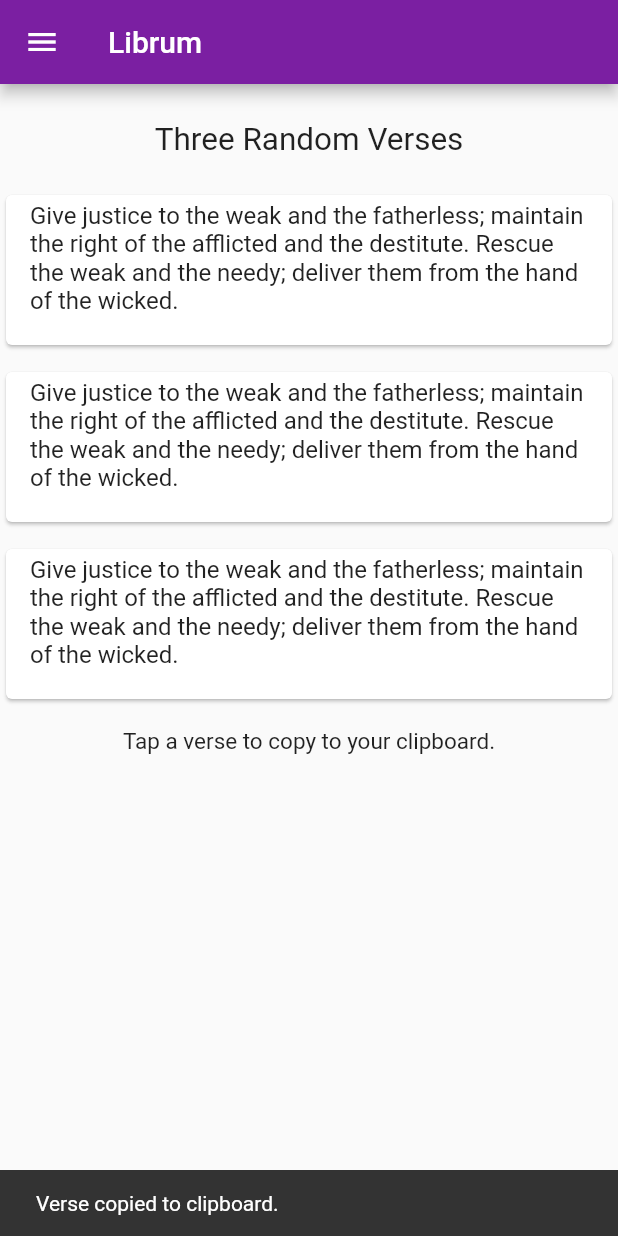
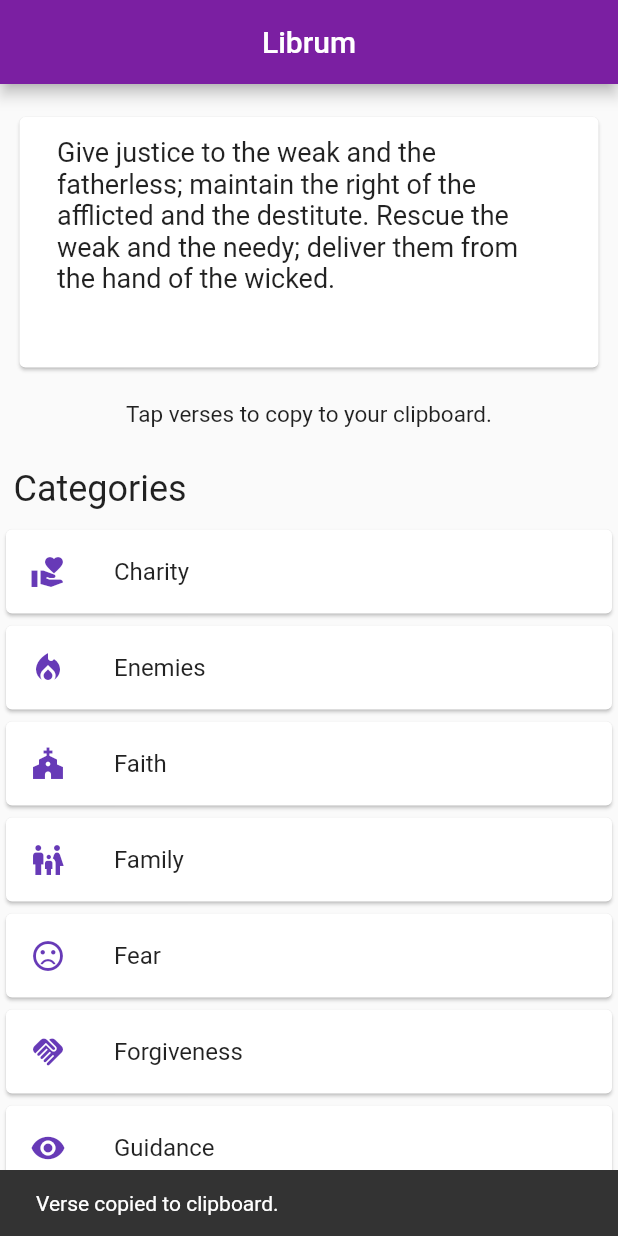
Before and after one commit to aldrinzigmundv/librum, a Flutter app: the screen it shows after launch, after a tap on "Give justice to the weak and the fatherl", on a phone screen of 412 x 824 dp. Run offline on Flutter 3.47's test engine with Material 2 defaults, Android fonts, the phone set to English and light mode, and no system bars.

Commit message:
second release, improved UI design

```diff
--- /dev/null
+++ b/lib/data/categories.dart
@@ -0,0 +1,28 @@
+import 'package:flutter/material.dart';
+
+//Holds the App Drawer data which includes all verse categories
+
+class CategoryEntry {
+  String name;
+  IconData icon;
+
+  CategoryEntry({ required this.name, required this.icon });
+}
+
+class CategoryEntries {
+  List<CategoryEntry> categoryList = [
+    CategoryEntry(name: 'Charity', icon: Icons.volunteer_activism),
+    CategoryEntry(name: 'Enemies', icon: Icons.local_fire_department),
+    CategoryEntry(name: 'Faith', icon: Icons.church),
+    CategoryEntry(name: 'Family', icon: Icons.family_restroom),
+    CategoryEntry(name: 'Fear', icon: Icons.sentiment_very_dissatisfied),
+    CategoryEntry(name: 'Forgiveness', icon: Icons.handshake),
+    CategoryEntry(name: 'Guidance', icon: Icons.visibility),
+    CategoryEntry(name: 'Pride', icon: Icons.emoji_events),
+    CategoryEntry(name: 'Sacrifice', icon: Icons.favorite),
+    CategoryEntry(name: 'Wealth', icon: Icons.savings),
+    CategoryEntry(name: 'Work', icon: Icons.work),
+    CategoryEntry(name: "Donate", icon: Icons.person)
+  ];
+
+}
--- a/lib/main.dart
+++ b/lib/main.dart
@@ -1,25 +1,15 @@
 import 'package:flutter/material.dart';
 import 'package:librum/pages/home.dart';
 import 'package:flutter/services.dart';
-import 'package:librum/ui/appdrawer.dart';
 import 'package:librum/data/verses.dart';
 
 void main() {
 
-  //initializes verses and random verses then passes it on
+  //initializes verses and getting random verse then passes it on to HomePage in home.dart
 
   Verses verses = Verses();
 
-  late List<Verse> randomVerses = [];
+  late int randomVerse = verses.getRandom();
 
-  randomVerses.add(verses.versesList[verses.getRandom()]);
-    while (randomVerses.length < 3) {
-      int newIndex = verses.getRandom();
-
-      if (!randomVerses.contains(newIndex)) {
-        randomVerses.add(verses.versesList[newIndex]);
-      }
-    }
-
-  runApp(MyHomePage(verses: verses, randomVerses: randomVerses));
+  runApp(HomePage(verses: verses, randomVerse: randomVerse));
 }
--- a/lib/pages/home.dart
+++ b/lib/pages/home.dart
@@ -1,84 +1,124 @@
 import 'package:flutter/material.dart';
 import 'package:flutter/services.dart';
-import 'package:librum/ui/appdrawer.dart';
+
+import 'package:librum/data/categories.dart';
 import 'package:librum/data/verses.dart';
+import 'package:librum/pages/donate.dart';
+import 'package:librum/pages/versespage.dart';
 
-//Builds the Home Screen with the Random Verses and AppDrawer() from ui/appdrawer.dart
+class HomePage extends StatelessWidget {
+  HomePage({super.key, required this.verses, required this.randomVerse});
 
-class MyHomePage extends StatelessWidget {
-  MyHomePage({super.key, required this.verses, required this.randomVerses});
+  //Will be used for a random verse in the home screen
+  late Verses verses;
+  late int randomVerse;
 
-  late Verses verses;
-
-  late List<Verse> randomVerses;
+  //Verse categories that goes just below the random verse
+  CategoryEntries categoryEntries = CategoryEntries();
 
   @override
   Widget build(BuildContext context) {
     return MaterialApp(
-      home: Scaffold(
+      title: 'Librum',
+      home: Builder(
+        builder: (context) {
+          return Scaffold(
             appBar: AppBar(
               backgroundColor: Colors.purple.shade700,
-          iconTheme: const IconThemeData(color: Colors.white),
-          title: const Text("Librum", style: TextStyle(color: Colors.white)),
+              centerTitle: true,
+              title: Text(
+                'Librum',
+                style: TextStyle(color: Colors.white),
               ),
-        drawer: AppDrawer(verses: verses, randomVerses: randomVerses),
+            ),
+            backgroundColor: Colors.grey[50],
             body: SingleChildScrollView(
                 child: Column(
+              crossAxisAlignment: CrossAxisAlignment.stretch,
               children: [
-              Container(
-                margin: EdgeInsets.fromLTRB(0, 25.0, 0, 10.0),
-                child: Text(
-                  "Three Random Verses",
-                  style: TextStyle(fontSize: 21),
-                ),
-              ),
-              SizedBox(height: 10.0),
-              ListView.separated(
-                physics: const NeverScrollableScrollPhysics(),
-                shrinkWrap: true,
-                itemCount: 3,
-                itemBuilder: (context, index) {
-                  return GestureDetector(
+                GestureDetector(
                   onTap: () {
                     Clipboard.setData(ClipboardData(
                               text:
-                              '${randomVerses[index].text} - ${randomVerses[index].verse}'));
+                                  '${verses.versesList[randomVerse].text} - ${verses.versesList[randomVerse].verse}'));
                           ScaffoldMessenger.of(context).showSnackBar(SnackBar(
                             content: Text("Verse copied to clipboard."),
                             duration: Duration(seconds: 2),
                           ));
                   },
+                  child: Padding(
+                    padding: EdgeInsets.fromLTRB(9.0, 18.0, 9.0, 9.0),
                     child: Card(
-                      child: Column(
-                        mainAxisSize: MainAxisSize.min,
-                        children: [
-                          ListTile(
-                              title: Text(randomVerses[index].text),
+                        child: ListTile(
+                      title: Padding(
+                          padding: EdgeInsets.all(9.0),
+                          child: Text(
+                            verses.versesList[randomVerse].text,
+                            style: TextStyle(fontSize: 18.0),
+                          )),
                       subtitle: Align(
                         alignment: Alignment.centerRight,
-                                  child: Text(randomVerses[index].verse)),
+                        child: Padding(
+                            padding: EdgeInsets.all(9.0),
+                            child: Text(verses.versesList[randomVerse].verse)),
+                      ),
                       subtitleTextStyle: TextStyle(
-                                  fontWeight: FontWeight.bold, wordSpacing: 2.0))
-                        ],
+                          fontWeight: FontWeight.bold,
+                          wordSpacing: 2.0,
+                          fontSize: 15.0),
+                    )),
                   ),
                 ),
-                  );
-                },
-                separatorBuilder: (BuildContext context, int index) {
-                  return const SizedBox(
-                    height: 10.0,
-                  );
+                Padding(
+                  padding: EdgeInsets.all(9.0),
+                  child: Text(
+                    "Tap verses to copy to your clipboard.",
+                    style: TextStyle(fontSize: 15), textAlign: TextAlign.center,
+                  ),
+                ),
+                Padding(
+                    padding: EdgeInsets.fromLTRB(9.0, 18.0, 9.0, 9.0),
+                    child: Align(
+                        alignment: Alignment.centerLeft,
+                        child: Text(
+                          'Categories',
+                          style: TextStyle(fontSize: 24.0),
+                        ))),
+                ListView.builder(
+                    physics: const NeverScrollableScrollPhysics(),
+                    shrinkWrap: true,
+                    itemCount: categoryEntries.categoryList.length,
+                    itemBuilder: (context, index) {
+                      return Card(
+                        child: ListTile(
+                          leading: Icon(
+                            categoryEntries.categoryList[index].icon,
+                            color: Colors.deepPurple,
+                          ),
+                          title: Text(categoryEntries.categoryList[index].name),
+                          onTap: () {
+                            if (categoryEntries.categoryList[index].name != "Donate") {
+                              Navigator.push(
+                                  context,
+                                  MaterialPageRoute(
+                                      builder: (context) => VersesPage(
+                                          title:
+                                              categoryEntries.categoryList[index].name,
+                                          verses: verses)));
+                            } else {
+                              Navigator.push(
+                                  context,
+                                  MaterialPageRoute(
+                                      builder: (context) => DonatePage()));
+                            }
                           },
                         ),
-              Container(
-                  child: Text(
-                    "Tap a verse to copy to your clipboard.",
-                    style: TextStyle(fontSize: 15),
-                  ),
-                  margin: EdgeInsets.fromLTRB(0, 15.0, 0, 20.0))
+                      );
+                    })
               ],
-          ),
-        ),
+            )),
+          );
+        }
       ),
     );
   }
--- /dev/null
+++ b/metadata/en-US/changelogs/2.0.0.txt
@@ -0,0 +1 @@
+* Improved UI Design
--- a/pubspec.yaml
+++ b/pubspec.yaml
@@ -16,7 +16,7 @@
 # https://developer.apple.com/library/archive/documentation/General/Reference/InfoPlistKeyReference/Articles/CoreFoundationKeys.html
 # In Windows, build-name is used as the major, minor, and patch parts
 # of the product and file versions while build-number is used as the build suffix.
-version: 1.0.0
+version: 2.0.0
 
 environment:
   sdk: '>=3.0.6 <4.0.0'
```
Also changed, not shown: lib/data/drawerentry.dart (deleted, +0 -29 lines), lib/pages/donate.dart (+6 -9 lines), lib/pages/versespage.dart (+21 -16 lines), lib/ui/appdrawer.dart (deleted, +0 -64 lines), metadata/en-US/phoneScreenshots/screenshot1.png, metadata/en-US/phoneScreenshots/screenshot2.png, metadata/en-US/phoneScreenshots/screenshot3.png, 5 other files. Lines whose indentation alone changed are shown as unchanged.
